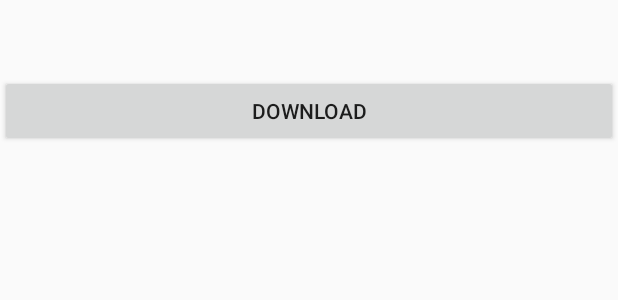
After one commit to KhadijaHameed/Learning-topics, an Android app: the layout downloadmusic_activity.xml on its own in the app's theme, with its tools: preview values and no code run, on a phone screen of 412 x 824 dp. The commit adds this screen. Shown: the top 300 px of the screen. Run offline under Robolectric (Android 15) with nearby library versions, the phone set to English and light mode, and no system bars; Roboto replaces fonts that are not available here.

Commit message:
Download And Play MP3 File init and final commit

```diff
--- /dev/null
+++ b/app/src/main/res/layout/downloadmusic_activity.xml
@@ -0,0 +1,15 @@
+<?xml version="1.0" encoding="utf-8"?>
+<LinearLayout xmlns:android="http://schemas.android.com/apk/res/android"
+    xmlns:app="http://schemas.android.com/apk/res-auto"
+    xmlns:tools="http://schemas.android.com/tools"
+    android:layout_width="match_parent"
+    android:layout_height="match_parent">
+
+    <Button
+        android:id="@+id/btnProgressBar"
+        android:layout_width="match_parent"
+        android:layout_height="wrap_content"
+        android:layout_marginTop="50dip"
+        android:text="@string/btn_title" />
+
+</LinearLayout>
--- a/app/src/main/res/values/strings.xml
+++ b/app/src/main/res/values/strings.xml
@@ -3,4 +3,5 @@
     <string name="hint_word">Word...</string>
     <string name="button_save">Save</string>
     <string name="empty_not_saved">Word not saved because it is empty.</string>
+    <string name="btn_title">Download</string>
 </resources>
```
Also changed, not shown: app/src/main/AndroidManifest.xml (+8 -2 lines), app/src/main/java/com/example/downloadMusic/DownloadMusicActivity.java (added, +189 -0 lines).
